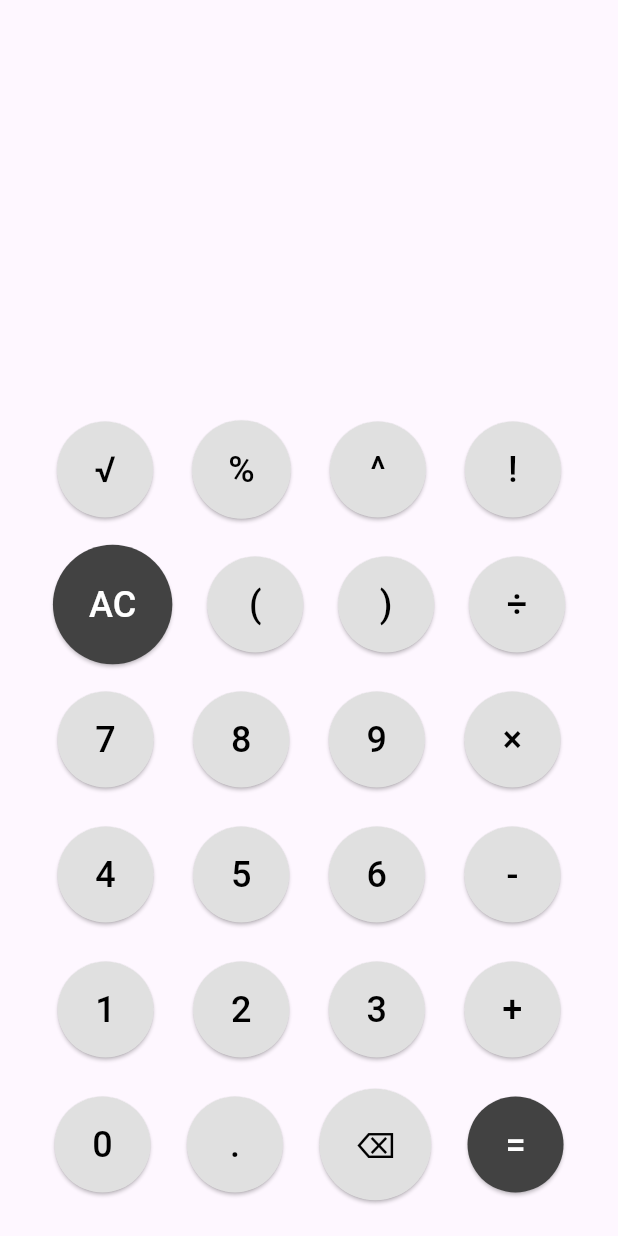
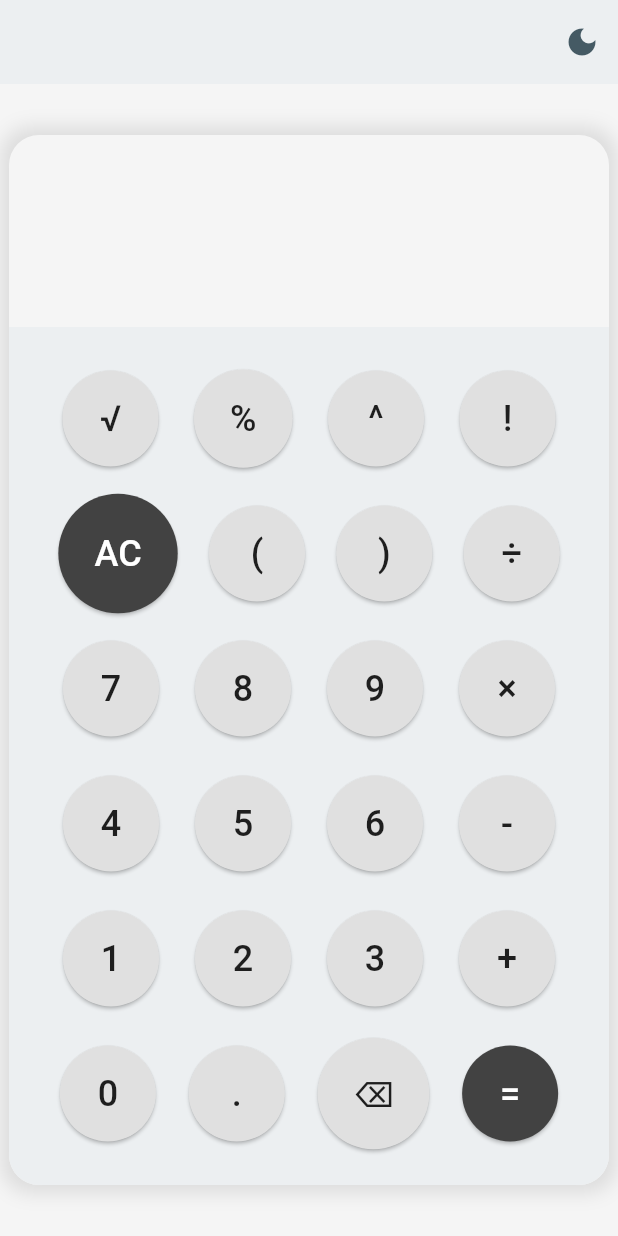
Before and after one commit to lernax55/fluttertest, a Flutter app: the screen it shows after launch, on a phone screen of 412 x 824 dp. Run offline on Flutter 3.47's test engine with Material 3 defaults, Android fonts, the phone set to English and light mode, and no system bars; our stand-ins replace math_expressions.

Commit message:
Hesap makinesi uygulamasında tema desteği eklendi. Açık ve koyu mod arasında geçiş yapılabilir. Renk paleti güncellendi ve kullanıcı arayüzü iyileştirildi.

```diff
--- a/calculator_app/lib/main.dart
+++ b/calculator_app/lib/main.dart
@@ -15,9 +15,26 @@ class CalculatorApp extends StatelessWidget {
       debugShowCheckedModeBanner: false,
       title: 'Hesap Makinesi',
       theme: ThemeData(
-        primarySwatch: Colors.grey,
+        primarySwatch: Colors.blueGrey,
         brightness: Brightness.light,
+        scaffoldBackgroundColor: const Color(0xFFF5F5F5),
+        colorScheme: const ColorScheme.light(
+          primary: Color(0xFF90A4AE),
+          secondary: Color(0xFFB0BEC5),
+          surface: Color(0xFFECEFF1),
         ),
+      ),
+      darkTheme: ThemeData(
+        primarySwatch: Colors.blueGrey,
+        brightness: Brightness.dark,
+        scaffoldBackgroundColor: const Color(0xFF263238),
+        colorScheme: const ColorScheme.dark(
+          primary: Color(0xFF37474F),
+          secondary: Color(0xFF455A64),
+          surface: Color(0xFF1C313A),
+        ),
+      ),
+      themeMode: ThemeMode.system,
       home: const CalculatorScreen(),
     );
   }
@@ -36,6 +53,15 @@ class _CalculatorScreenState extends State<CalculatorScreen> {
   bool _hasOperator = false;
   bool _isNewCalculation = false;
   int _openParentheses = 0; // Açık parantez sayısını tutmak için
+  bool _isDarkMode = false; // Dark mod durumunu tutmak için
+
+  @override
+  void initState() {
+    super.initState();
+    // Başlangıçta sistem ayarını kontrol et
+    _isDarkMode =
+        WidgetsBinding.instance.window.platformBrightness == Brightness.dark;
+  }
 
   bool _isOperator(String text) {
     return text == '+' ||
@@ -287,7 +313,8 @@ class _CalculatorScreenState extends State<CalculatorScreen> {
       margin: const EdgeInsets.all(4),
       child: ElevatedButton(
         style: ElevatedButton.styleFrom(
-          backgroundColor: color ?? Colors.grey[300],
+          backgroundColor: color ??
+              (_isDarkMode ? const Color(0xFF37474F) : const Color(0xFFE0E0E0)),
           shape: const CircleBorder(),
           padding: const EdgeInsets.all(24),
         ),
@@ -296,7 +323,9 @@ class _CalculatorScreenState extends State<CalculatorScreen> {
           buttonText,
           style: TextStyle(
             fontSize: 24 * size,
-            color: color == Colors.grey[800] ? Colors.white : Colors.black,
+            color: _isDarkMode
+                ? (color == Colors.grey[800] ? Colors.white : Colors.white)
+                : (color == Colors.grey[800] ? Colors.white : Colors.black87),
           ),
         ),
       ),
@@ -306,7 +335,49 @@ class _CalculatorScreenState extends State<CalculatorScreen> {
   @override
   Widget build(BuildContext context) {
     return Scaffold(
-      body: Column(
+      backgroundColor:
+          _isDarkMode ? const Color(0xFF263238) : const Color(0xFFF5F5F5),
+      appBar: AppBar(
+        backgroundColor:
+            _isDarkMode ? const Color(0xFF1C313A) : const Color(0xFFECEFF1),
+        elevation: 0,
+        actions: [
+          IconButton(
+            icon: Icon(
+              _isDarkMode ? Icons.light_mode : Icons.dark_mode,
+              color: _isDarkMode
+                  ? const Color(0xFF90A4AE)
+                  : const Color(0xFF455A64),
+            ),
+            onPressed: () {
+              setState(() {
+                _isDarkMode = !_isDarkMode;
+              });
+            },
+          ),
+        ],
+      ),
+      body: Center(
+        child: ConstrainedBox(
+          constraints: const BoxConstraints(
+            maxWidth: 400,
+            maxHeight: 700,
+          ),
+          child: Container(
+            decoration: BoxDecoration(
+              color: _isDarkMode
+                  ? const Color(0xFF263238)
+                  : const Color(0xFFF5F5F5),
+              borderRadius: BorderRadius.circular(20),
+              boxShadow: [
+                BoxShadow(
+                  color: Colors.black.withOpacity(0.1),
+                  blurRadius: 10,
+                  spreadRadius: 5,
+                ),
+              ],
+            ),
+            child: Column(
               children: [
                 Expanded(
                   child: Container(
@@ -316,13 +387,24 @@ class _CalculatorScreenState extends State<CalculatorScreen> {
                       mainAxisAlignment: MainAxisAlignment.end,
                       crossAxisAlignment: CrossAxisAlignment.end,
                       children: [
-                  Text(_expression, style: const TextStyle(fontSize: 24)),
+                        Text(
+                          _expression,
+                          style: TextStyle(
+                            fontSize: 24,
+                            color: _isDarkMode
+                                ? const Color(0xFF90A4AE)
+                                : const Color(0xFF455A64),
+                          ),
+                        ),
                         const SizedBox(height: 8),
                         Text(
                           _result,
-                    style: const TextStyle(
+                          style: TextStyle(
                             fontSize: 48,
                             fontWeight: FontWeight.bold,
+                            color: _isDarkMode
+                                ? const Color(0xFFECEFF1)
+                                : const Color(0xFF263238),
                           ),
                         ),
                       ],
@@ -331,6 +413,15 @@ class _CalculatorScreenState extends State<CalculatorScreen> {
                 ),
                 Container(
                   padding: const EdgeInsets.all(16),
+                  decoration: BoxDecoration(
+                    color: _isDarkMode
+                        ? const Color(0xFF1C313A)
+                        : const Color(0xFFECEFF1),
+                    borderRadius: const BorderRadius.only(
+                      bottomLeft: Radius.circular(20),
+                      bottomRight: Radius.circular(20),
+                    ),
+                  ),
                   child: Column(
                     children: [
                       Row(
@@ -392,6 +483,9 @@ class _CalculatorScreenState extends State<CalculatorScreen> {
                 ),
               ],
             ),
+          ),
+        ),
+      ),
     );
   }
 }
```
Lines whose indentation alone changed are shown as unchanged.
